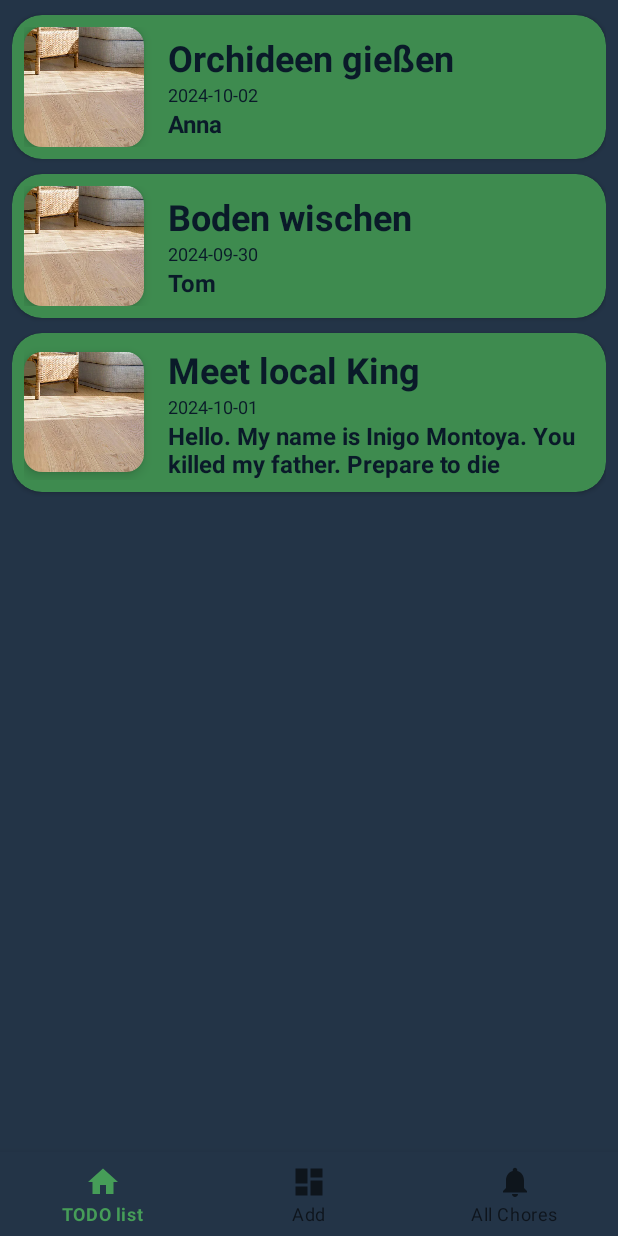
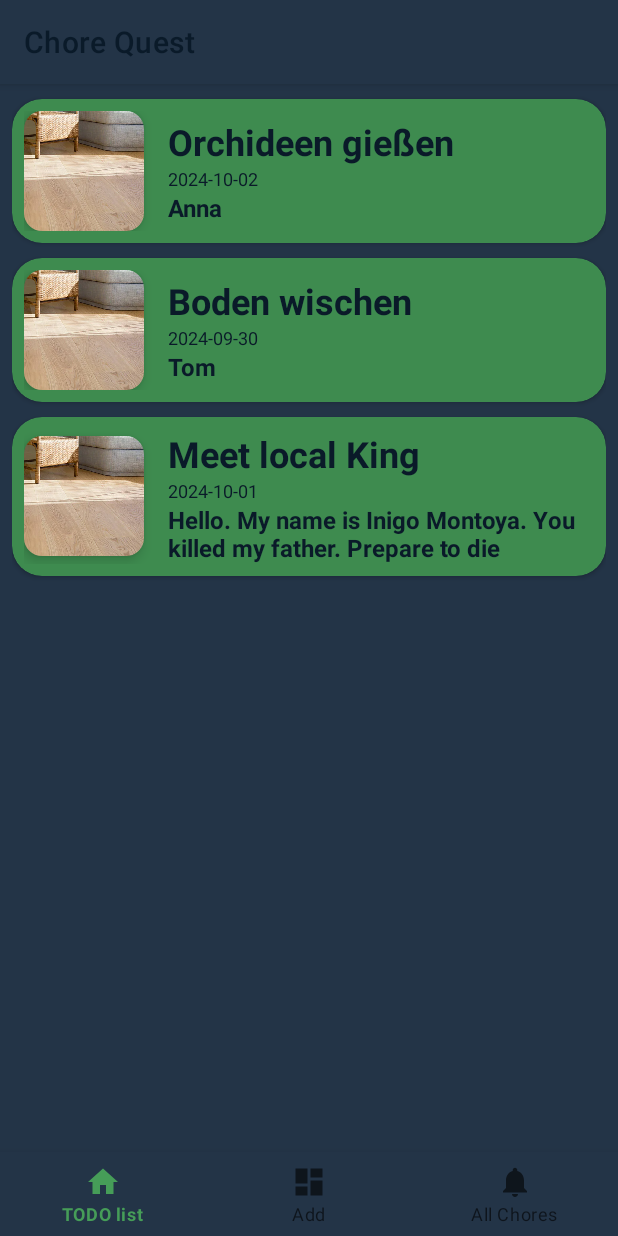
Before and after one commit to Benj-hubJoanneum/choreQuest, an Android app: the screen it shows after launch (MainActivity), on a phone screen of 412 x 824 dp. Run offline under Robolectric (Android 15) with nearby library versions, the phone set to English and light mode, and no system bars; our stand-ins replace navigation-ui.

Commit message:
fixed toolbar

```diff
--- a/app/src/main/java/com/example/chorequest/MainActivity.kt
+++ b/app/src/main/java/com/example/chorequest/MainActivity.kt
@@ -1,8 +1,10 @@
 package com.example.chorequest
 
+import android.graphics.drawable.ColorDrawable
 import android.os.Bundle
 import com.google.android.material.bottomnavigation.BottomNavigationView
 import androidx.appcompat.app.AppCompatActivity
+import androidx.core.content.ContextCompat
 import androidx.navigation.findNavController
 import androidx.navigation.ui.AppBarConfiguration
 import androidx.navigation.ui.setupActionBarWithNavController
@@ -32,7 +34,6 @@ class MainActivity : AppCompatActivity() {
         setupActionBarWithNavController(navController, appBarConfiguration)
         navView.setupWithNavController(navController)
 
-        // TODO: Design actionbar
         supportActionBar?.hide()
     }
 }
--- a/app/src/main/res/layout/activity_main.xml
+++ b/app/src/main/res/layout/activity_main.xml
@@ -7,6 +7,31 @@
     android:layout_height="match_parent"
     android:background="@color/very_dark_blue_light1">
 
+    <!-- Toolbar at the top -->
+    <androidx.appcompat.widget.Toolbar
+        android:id="@+id/toolbar"
+        android:layout_width="match_parent"
+        android:layout_height="wrap_content"
+        android:background="@color/very_dark_blue_light1"
+        android:elevation="4dp"
+        app:title="Chore Quest"
+        app:titleTextColor="@color/very_dark_blue"
+        android:layout_marginTop="0dp"
+        app:layout_constraintTop_toTopOf="parent"/>
+
+    <fragment
+        android:id="@+id/nav_host_fragment_activity_main"
+        android:name="androidx.navigation.fragment.NavHostFragment"
+        android:layout_width="match_parent"
+        android:layout_height="0dp"
+        app:defaultNavHost="true"
+        app:layout_constraintTop_toBottomOf="@id/toolbar"
+        app:layout_constraintBottom_toTopOf="@id/nav_view"
+        app:layout_constraintLeft_toLeftOf="parent"
+        app:layout_constraintRight_toRightOf="parent"
+        app:navGraph="@navigation/mobile_navigation" />
+
+    <!-- Bottom Navigation at the bottom -->
     <com.google.android.material.bottomnavigation.BottomNavigationView
         android:id="@+id/nav_view"
         android:layout_width="0dp"
@@ -18,16 +43,4 @@
         app:layout_constraintRight_toRightOf="parent"
         app:menu="@menu/bottom_nav_menu" />
 
-    <fragment
-        android:id="@+id/nav_host_fragment_activity_main"
-        android:name="androidx.navigation.fragment.NavHostFragment"
-        android:layout_width="match_parent"
-        android:layout_height="match_parent"
-        app:defaultNavHost="true"
-        app:layout_constraintBottom_toTopOf="@id/nav_view"
-        app:layout_constraintLeft_toLeftOf="parent"
-        app:layout_constraintRight_toRightOf="parent"
-        app:layout_constraintTop_toTopOf="parent"
-        app:navGraph="@navigation/mobile_navigation" />
-
 </androidx.constraintlayout.widget.ConstraintLayout>
--- a/app/src/main/res/values-night/themes.xml
+++ b/app/src/main/res/values-night/themes.xml
@@ -2,7 +2,7 @@
     <!-- Base application theme. -->
     <style name="Theme.ChoreQuest" parent="Theme.MaterialComponents.DayNight.DarkActionBar">
         <!-- Primary brand color. -->
-        <item name="colorPrimary">@color/very_dark_blue</item>
+        <item name="colorPrimary">@color/dark_green</item>
         <item name="colorPrimaryVariant">@color/very_dark_blue</item>
         <item name="colorOnPrimary">@color/white</item>
 
@@ -14,5 +14,6 @@
         <!-- Status bar color. -->
         <item name="android:statusBarColor">?attr/colorPrimaryVariant</item>
 
+        <item name="colorAccent">@color/black</item>
     </style>
 </resources>
--- a/app/src/main/res/values/strings.xml
+++ b/app/src/main/res/values/strings.xml
@@ -7,4 +7,5 @@
     <string name="TODO_list">TODO list</string>
     <string name="ADD">Add</string>
     <string name="ALL_chores">All Chores</string>
+    <string name="chore_quest">Chore Quest</string>
 </resources>
--- a/app/src/main/res/values/themes.xml
+++ b/app/src/main/res/values/themes.xml
@@ -9,9 +9,9 @@
         <!-- Secondary brand color. -->
         <item name="colorSecondary">@color/turquoise</item>
         <item name="colorSecondaryVariant">@color/light_green</item>
-        <item name="colorOnSecondary">@color/black</item>
+        <item name="colorOnSecondary">?attr/colorPrimary</item>
 
-        <!-- Status bar color. -->
         <item name="android:statusBarColor">?attr/colorPrimaryVariant</item>
+
     </style>
 </resources>
```
